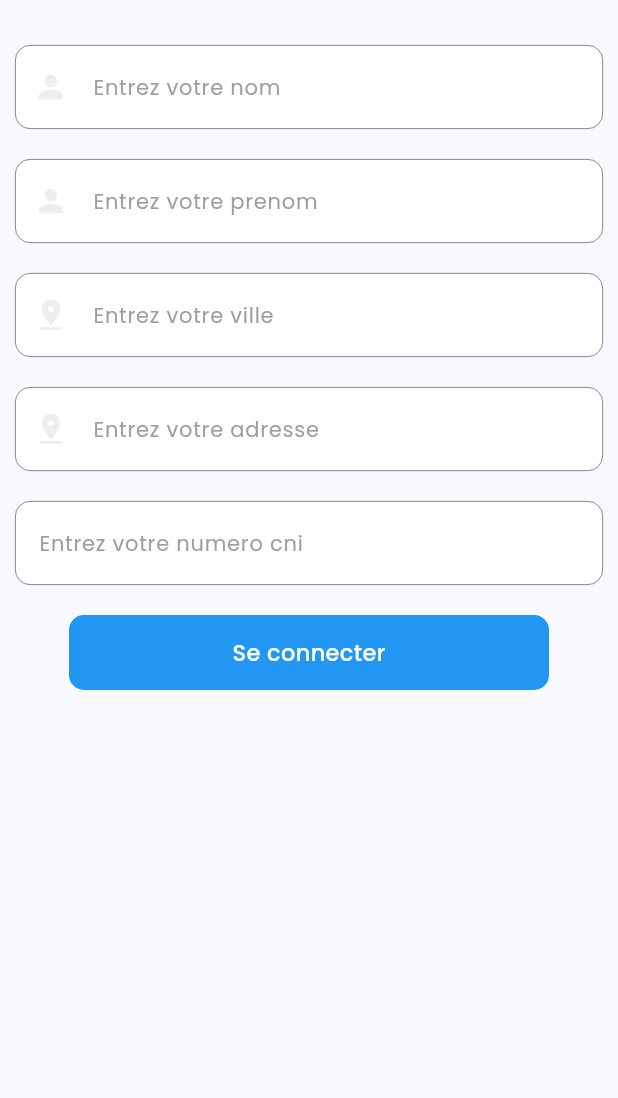
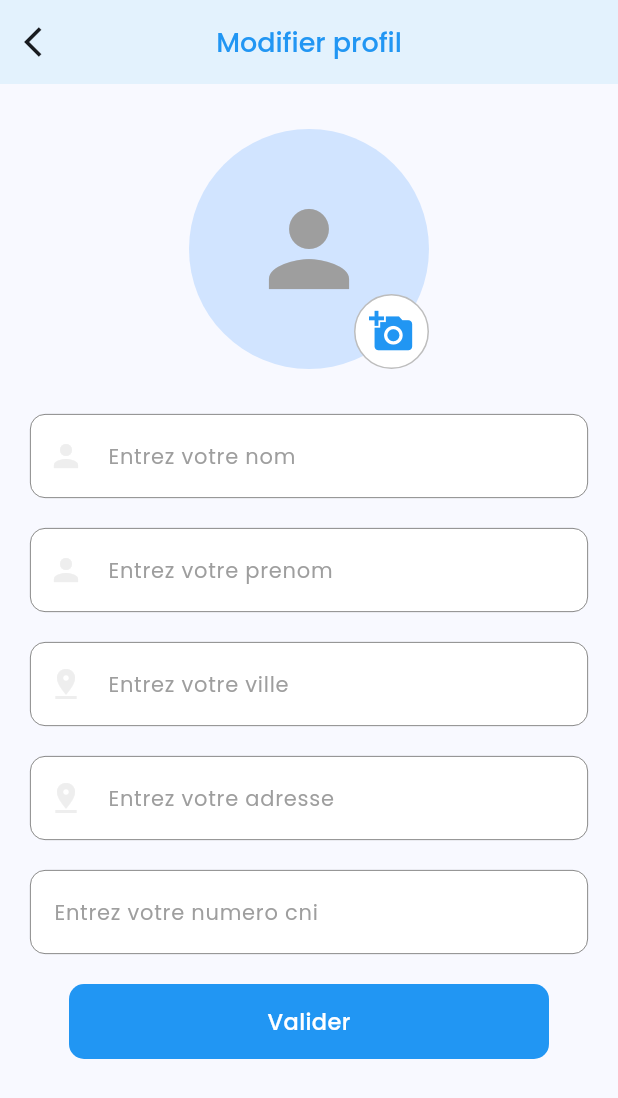
Before and after one commit to chambo14/africasa-auto-pro, a Flutter app: the UpdateProfilePage screen opened directly, on a phone screen of 412 x 824 dp. Shown: the top 1098 px of the screen. Run offline on Flutter 3.47's test engine with Material 3 defaults, Android fonts, the phone set to English and light mode, and no system bars; our stand-ins replace connectivity_plus, dio, flutter_riverpod, flutter_screenutil, google_fonts, image_picker and 3 more; missing offline and left inert: nuts_activity_indicator; accounts and stored records are empty; network calls fail.

Commit message:
mise a jour de certaines fonctionnalites

```diff
--- a/lib/Update_profile_page.dart
+++ b/lib/Update_profile_page.dart
@@ -1,9 +1,12 @@
+import 'dart:io';
+
 import 'package:africasa_mecano/profil_page.dart';
 import 'package:africasa_mecano/provider/update_profil_provider.dart';
 import 'package:flutter/cupertino.dart';
 import 'package:flutter/material.dart';
 import 'package:flutter_riverpod/flutter_riverpod.dart';
 import 'package:google_fonts/google_fonts.dart';
+import 'package:image_picker/image_picker.dart';
 
 import 'core/components/dialog_alert.dart';
 import 'core/components/network_error_dialog.dart';
@@ -31,14 +34,75 @@ class _UpdateProfilePageState extends ConsumerState<UpdateProfilePage> {
     _uploadProfileProvider = ref.read(updateProfileProvider);
     super.initState();
   }
+  File? _imageFile; // Pour stocker l'image sélectionnée
+
+  Future<void> _pickImage() async {
+    try {
+      final pickedFile = await ImagePicker().pickImage(source: ImageSource.gallery);
+
+      if (pickedFile != null) {
+        setState(() {
+          _imageFile = File(pickedFile.path);
+        });
+      }
+    } catch (e) {
+      print('Erreur lors de la sélection de l\'image : $e');
+    }
+  }
 
   @override
   Widget build(BuildContext context) {
     return Scaffold(
+      appBar: AppBar(
+        centerTitle: true,
+        backgroundColor: Colors.blue.shade50,
+        leading: IconButton(onPressed: (){Navigator.push(context, MaterialPageRoute(builder: (context)=>const ProfilPage()));},icon: const Icon(Icons.arrow_back_ios),),
+        title: Text("Modifier profil", style: GoogleFonts.poppins(fontSize: 18, fontWeight: FontWeight.w500, fontStyle: FontStyle.normal,  color: Colors.blue.shade500),),
+      ),
       body: SafeArea(child: SingleChildScrollView(
-        padding: const EdgeInsets.only(top: 30, left: 10, right: 10),
+        padding: const EdgeInsets.only(top: 30, left: 20, right: 20),
         child: Column(
           children: [
+            Stack(
+              alignment: Alignment.center,
+              children: [
+                // CircleAvatar for the image
+                CircleAvatar(
+                  radius: 80,
+                  backgroundImage: _imageFile != null ? FileImage(_imageFile!) : null,
+                  child: _imageFile == null
+                      ? Icon(Icons.person, size: 80, color: Colors.grey)
+                      : null,
+                ),
+
+                // Positioned IconButton for overlay
+                Positioned(
+                  bottom: 0,
+                  right: 0,
+                  child: Container(
+                    height: 50,
+                    width: 50,
+                    decoration: BoxDecoration(
+                      borderRadius: BorderRadius.circular(30),
+                      border: Border.all(color: Colors.grey.shade400),
+                      color: Colors.white
+                    ),
+                    child: IconButton(
+                      onPressed: _pickImage,
+                      icon: Icon(
+                        Icons.add_a_photo,
+                        color: Colors.blue.shade500,
+                        size: 30,
+                      ),
+                      iconSize: 30,
+                      color: Colors.blue,
+                      splashRadius: 10,
+                    ),
+                  ),
+                ),
+              ],
+            ),
+            const SizedBox(height: 30,),
             nameField(),
             const SizedBox(height: 20,),
             lastnameField(),
@@ -222,7 +286,7 @@ class _UpdateProfilePageState extends ConsumerState<UpdateProfilePage> {
             color: Colors.blue.shade500,
             borderRadius: BorderRadius.circular(10)
         ),
-        child: Center(child: Text("Se connecter", style: GoogleFonts.poppins(fontSize: 15, fontWeight: FontWeight.w500,color: Colors.white),)),
+        child: Center(child: Text("Valider", style: GoogleFonts.poppins(fontSize: 15, fontWeight: FontWeight.w500,color: Colors.white),)),
       ),
     );
   }
--- a/lib/networkService/repository/api_repository.dart
+++ b/lib/networkService/repository/api_repository.dart
@@ -211,6 +211,7 @@ class ApiRepository {
         return UpdateProfilModel();
       }
     } catch (e) {
+      print('quelle erreur $e');
       return UpdateProfilModel(message: ErrorResponse.checkMessage(e));
     }
   }
--- a/lib/profil_page.dart
+++ b/lib/profil_page.dart
@@ -95,6 +95,7 @@ class _ProfilPageState extends ConsumerState<ProfilPage> {
                     ],
                   ),
                   const SizedBox(height: 20,),
+                  button()
 
                 ],
               );
@@ -118,7 +119,7 @@ class _ProfilPageState extends ConsumerState<ProfilPage> {
             color: Colors.blue.shade500,
             borderRadius: BorderRadius.circular(10)
         ),
-        child: Center(child: Text("Se connecter", style: GoogleFonts.poppins(fontSize: 15, fontWeight: FontWeight.w500,color: Colors.white),)),
+        child: Center(child: Text("Modifier mon profil", style: GoogleFonts.poppins(fontSize: 15, fontWeight: FontWeight.w500,color: Colors.white),)),
       ),
     );
   }
--- a/pubspec.yaml
+++ b/pubspec.yaml
@@ -41,12 +41,13 @@ dependencies:
   shared_preferences: ^2.3.2
   nuts_activity_indicator: ^1.0.0
   dio: ^5.7.0
-  connectivity_plus: ^6.1.0
+  connectivity_plus: ^4.0.0
   flutter_riverpod: ^2.6.1
   intl_phone_field: ^3.2.0
   intl: ^0.19.0
   flutter_screenutil: ^5.9.3
   url_launcher: ^6.3.1
+  image_picker: ^1.1.2
 
 dev_dependencies:
   flutter_test:
```
Also changed, not shown: lib/client_page.dart (+18 -8 lines), lib/detail_operation_page.dart (+13 -13 lines), lib/domain/models/detail_operation_model.dart (+12 -12 lines), lib/domain/models/update_profile_model.dart (+75 -81 lines), lib/gestion_page.dart (+22 -3 lines), lib/password_page.dart (+7 -0 lines), pubspec.lock, 10 other files.
